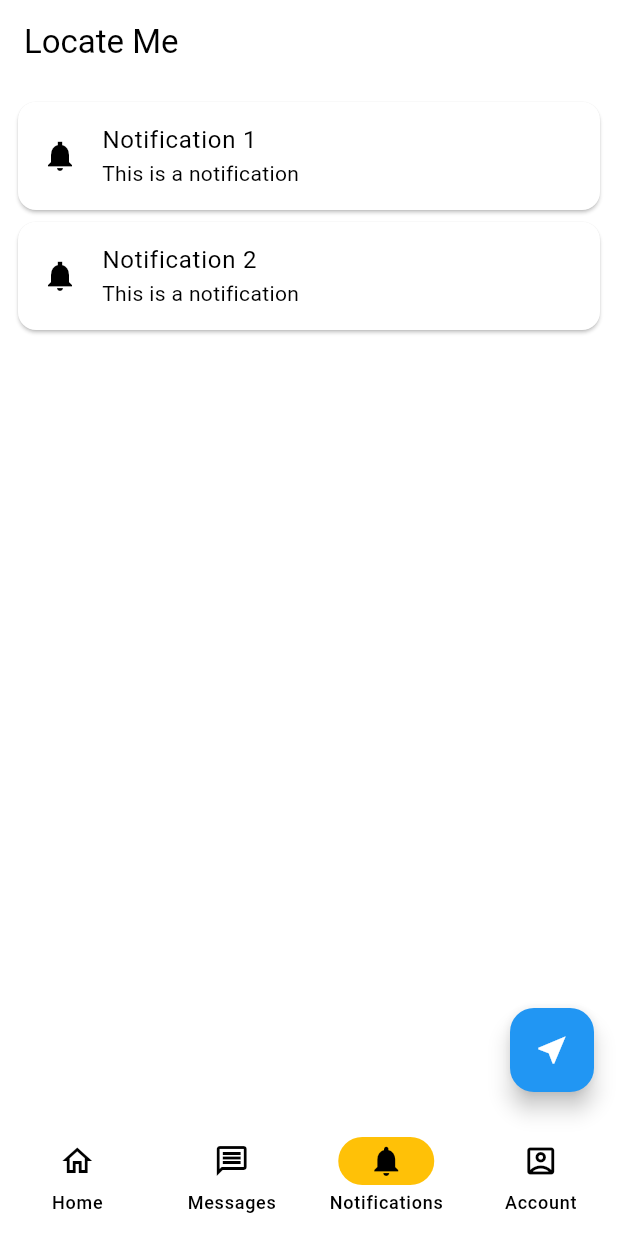
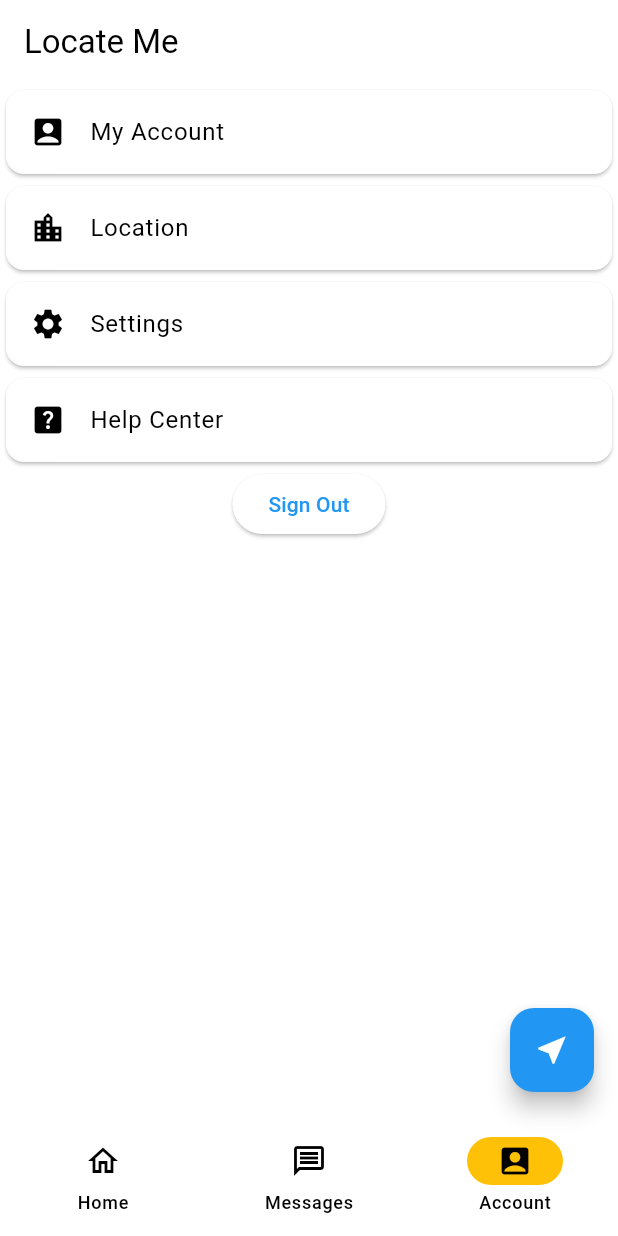
Before and after one commit to bmyaye/Located-Me-App, a Flutter app: the screen it shows once a user with an empty profile is signed in, item 3 of the bottom bar chosen, on a phone screen of 412 x 824 dp. Run offline on Flutter 3.47's test engine with Material 3 defaults, Android fonts, the phone set to English and light mode, and no system bars; our stand-ins replace bloc, cloud_firestore, equatable, firebase_auth, firebase_core, flutter_bloc and 3 more; accounts and stored records are empty.

Commit message:
update file in lib folder

```diff
--- a/lib/app.dart
+++ b/lib/app.dart
@@ -1,7 +1,7 @@
 import 'package:flutter/material.dart';
 import 'package:flutter_bloc/flutter_bloc.dart';
 import 'package:location_app/app_view.dart';
-import 'package:location_app/main.dart';
+// import 'package:location_app/main.dart';
 import 'blocs/authentication_bloc/authentication_bloc.dart';
 import 'package:user_repository/user_repository.dart';
 
@@ -16,7 +16,7 @@ class MyApp extends StatelessWidget {
       create: (context) => AuthenticationBloc(
         userRepository: userRepository
       ),
-      child: MyAppView(),
+      child: const MyAppView(),
       // child: MyHomePage(title: 'Locate Me',),
     );
   }
--- a/lib/app_view.dart
+++ b/lib/app_view.dart
@@ -29,7 +29,6 @@ class MyAppView extends StatelessWidget {
           builder: (context, state) {
             if (state.status == AuthenticationStatus.authenticated) {
               // return const HomeScreen();
-              // return const MyHomePage(title: 'Locate Me');
               return BlocProvider(
                 create: (context) => SignInBloc(
                   context.read<AuthenticationBloc>().userRepository,
--- a/lib/main.dart
+++ b/lib/main.dart
@@ -81,11 +81,11 @@ class _MyHomePageState extends State<MyHomePage> {
             icon: Icon(Icons.message_outlined),
             label: 'Messages'
           ),
-          NavigationDestination(
-            selectedIcon: Icon(Icons.notifications),
-            icon: Icon(Icons.notifications_outlined),
-            label: 'Notifications',
-          ),
+          // NavigationDestination(
+          //   selectedIcon: Icon(Icons.notifications),
+          //   icon: Icon(Icons.notifications_outlined),
+          //   label: 'Notifications',
+          // ),
           NavigationDestination(
             selectedIcon: Icon(Icons.account_box),
             icon: Icon(Icons.account_box_outlined),
@@ -104,9 +104,9 @@ class _MyHomePageState extends State<MyHomePage> {
         return _buildHomePage(theme);
       case 1:
         return _buildMessagesPage(theme);
+      // case 2:
+      //   return _buildNotificationsPage(theme);
       case 2:
-        return _buildNotificationsPage(theme);
-      case 3:
         return _ProfilePage(theme);
       default:
         return Container(); // Placeholder, you can replace it with an error page or something else.
@@ -128,7 +128,7 @@ class _MyHomePageState extends State<MyHomePage> {
     );
   }
 
-  @override
+  // @override
   Widget _buildMessagesPage(ThemeData theme) {
     return ListView.builder(
       reverse: true,
@@ -172,32 +172,32 @@ class _MyHomePageState extends State<MyHomePage> {
     );
   }
 
-  @override
-  Widget _buildNotificationsPage(ThemeData theme) {
-    return const Padding(
-      padding: EdgeInsets.all(8.0),
-      child: Column(
-        children: <Widget>[
-          Card(
-            child: ListTile(
-              leading: Icon(Icons.notifications_sharp),
-              title: Text('Notification 1'),
-              subtitle: Text('This is a notification'),
-            ),
-          ),
-          Card(
-            child: ListTile(
-              leading: Icon(Icons.notifications_sharp),
-              title: Text('Notification 2'),
-              subtitle: Text('This is a notification'),
-            ),
-          ),
-        ],
-      ),
-    );
-  }
+  // // @override
+  // Widget _buildNotificationsPage(ThemeData theme) {
+  //   return const Padding(
+  //     padding: EdgeInsets.all(8.0),
+  //     child: Column(
+  //       children: <Widget>[
+  //         Card(
+  //           child: ListTile(
+  //             leading: Icon(Icons.notifications_sharp),
+  //             title: Text('Notification 1'),
+  //             subtitle: Text('This is a notification'),
+  //           ),
+  //         ),
+  //         Card(
+  //           child: ListTile(
+  //             leading: Icon(Icons.notifications_sharp),
+  //             title: Text('Notification 2'),
+  //             subtitle: Text('This is a notification'),
+  //           ),
+  //         ),
+  //       ],
+  //     ),
+  //   );
+  // }
 
-  @override
+  // @override
   Widget _ProfilePage(ThemeData theme) {
     return Center(
       child: Column(
```
Also changed, not shown: lib/screens/auth/views/sign_up_screen.dart (+32 -4 lines), lib/simple_bloc_observer.dart (+7 -6 lines).
